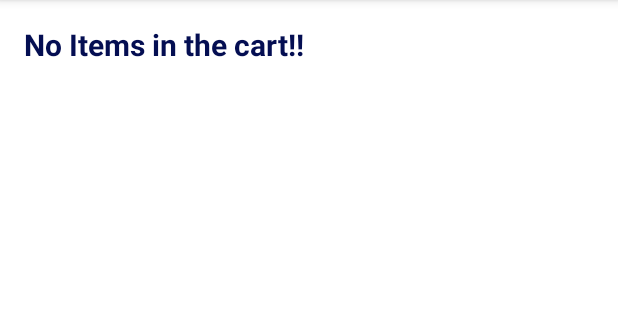
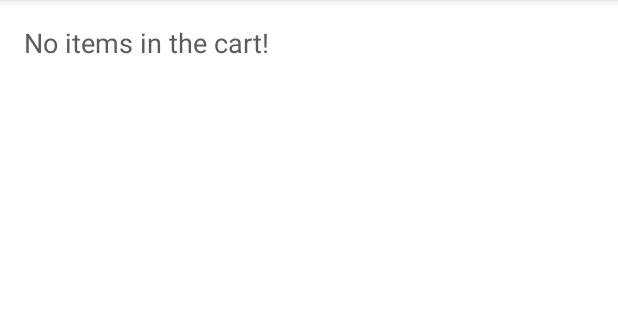
Before and after one commit to Vexole/ecommerce-site, an Android app: the UserCart screen opened directly, with no data from a screen before it, on a phone screen of 412 x 824 dp, the part 84-404 px from its top. Run offline under Robolectric (Android 15) with nearby library versions, the phone set to English and light mode, and no system bars; our stand-ins replace Firebase (no records; nobody signed in at launch, a user with empty details on screens opened directly).

Commit message:
finish design adjusts on screens

```diff
--- a/app/src/main/java/com/group1/Payment.kt
+++ b/app/src/main/java/com/group1/Payment.kt
@@ -10,6 +10,8 @@ import android.widget.Button
 import android.widget.TextView
 import android.widget.Toast
 import androidx.appcompat.app.AlertDialog
+import com.google.firebase.FirebaseApp
+import com.google.firebase.auth.FirebaseAuth
 import com.google.firebase.database.DataSnapshot
 import com.group1.model.Cart
 import com.group1.payment.ApiClient
@@ -46,7 +48,7 @@ class Payment : AppCompatActivity() {
                 cartList = it
                 cart = cartList.children.lastOrNull()?.getValue(Cart::class.java) !!
                 val tvYouPay = findViewById<TextView>(R.id.tvYouPay)
-                tvYouPay.text = "Your Payment Total is $${cart.total}"
+                tvYouPay.text = "Payment Total: $${cart.total}"
                 startCheckout(cart.total)
             }.addOnFailureListener{
                 Toast.makeText(applicationContext, "Failed Fetching Cart", Toast.LENGTH_LONG).show()
--- a/app/src/main/res/layout/activity_login.xml
+++ b/app/src/main/res/layout/activity_login.xml
@@ -4,7 +4,7 @@
     xmlns:tools="http://schemas.android.com/tools"
     android:layout_width="match_parent"
     android:layout_height="match_parent"
-    android:background="@drawable/bg_abstract4"
+    android:background="@drawable/bg_abstract"
     tools:context=".Login">
 
     <ImageView
--- a/app/src/main/res/layout/activity_product_detail.xml
+++ b/app/src/main/res/layout/activity_product_detail.xml
@@ -4,7 +4,7 @@
     xmlns:tools="http://schemas.android.com/tools"
     android:layout_width="match_parent"
     android:layout_height="match_parent"
-    android:background="@drawable/gray_02"
+    android:background="@color/gray_02"
     android:padding="16dp"
     tools:context=".ProductDetail">
 
--- a/app/src/main/res/layout/activity_user_cart.xml
+++ b/app/src/main/res/layout/activity_user_cart.xml
@@ -30,7 +30,7 @@
                     android:layout_marginStart="16dp"
                     android:layout_marginTop="16dp"
                     android:text="@string/your_cart"
-                android:textColor="@color/secondary_text_color"
+                    android:textColor="@color/purple_light"
                     android:textSize="20sp"
                     android:textStyle="bold"
                     app:layout_constraintStart_toStartOf="parent"
@@ -104,7 +104,9 @@
                     android:id="@+id/rView"
                     android:layout_width="match_parent"
                     android:layout_height="wrap_content"
-                android:layout_marginTop="16dp"
+                    android:layout_marginStart="12dp"
+                    android:layout_marginTop="18dp"
+                    android:layout_marginEnd="12dp"
                     app:layout_constraintEnd_toStartOf="@+id/guideline17"
                     app:layout_constraintStart_toStartOf="@+id/guideline16"
                     app:layout_constraintTop_toBottomOf="@+id/tvProductName" />
@@ -116,6 +118,9 @@
                 android:layout_marginTop="32dp"
                 android:layout_marginEnd="16dp"
                 android:text="Total"
+                android:textColor="@color/black_03"
+                android:textSize="18sp"
+                android:padding="4dp"
                 app:layout_constraintEnd_toStartOf="@+id/tvTotalAmount"
                 app:layout_constraintTop_toBottomOf="@+id/rView" />
 
@@ -124,6 +129,11 @@
                 android:layout_width="wrap_content"
                 android:layout_height="wrap_content"
                 android:text="$100.00"
+                android:textSize="18sp"
+                android:textColor="@color/purple_light"
+                android:background="@color/gray_02"
+                android:padding="4dp"
+                android:textStyle="bold"
                 app:layout_constraintEnd_toStartOf="@+id/guideline17"
                 app:layout_constraintTop_toTopOf="@+id/tvTotalAmountLabel" />
 
@@ -133,6 +143,9 @@
                     android:layout_height="wrap_content"
                     android:layout_marginTop="16dp"
                     android:text="Checkout"
+                    app:backgroundTint="@color/purple_light"
+                    app:icon="@drawable/ic_checkout"
+                    app:iconSize="16dp"
                     app:layout_constraintEnd_toStartOf="@+id/guideline17"
                     app:layout_constraintStart_toStartOf="@+id/guideline16"
                     app:layout_constraintTop_toBottomOf="@+id/tvTotalAmountLabel" />
@@ -148,10 +161,9 @@
                 android:layout_height="wrap_content"
                 android:layout_marginStart="16dp"
                 android:layout_marginTop="16dp"
-                android:text="No Items in the cart!!"
-                android:textColor="@color/secondary_text_color"
-                android:textSize="20sp"
-                android:textStyle="bold"
+                android:text="No items in the cart!"
+                android:textColor="@color/black_03"
+                android:textSize="18sp"
                 app:layout_constraintStart_toStartOf="parent"
                 app:layout_constraintTop_toTopOf="parent" />
 
--- a/app/src/main/res/values/strings.xml
+++ b/app/src/main/res/values/strings.xml
@@ -39,6 +39,8 @@
     <string name="shop_now">Shop Now</string>
     <string name="products">Products</string>
     <string name="pay">Pay</string>
+    <string name="payment_title">Payment</string>
+    <string name="sign_out">Sign Out</string>
     <string name="your_cart">Your Cart</string>
     <string-array name="countries">
         <item>Afghanistan</item>
```
Also changed, not shown: app/src/main/java/com/group1/ProductList.kt (+19 -0 lines), app/src/main/res/layout/activity_checkout_form.xml (+11 -12 lines), app/src/main/res/layout/activity_payment.xml (+15 -1 lines), app/src/main/res/layout/activity_product_list.xml (+9 -10 lines), app/src/main/res/layout/activity_splash_screen.xml (+12 -11 lines), app/src/main/res/drawable/bg_abstract.png (renamed from app/src/main/res/drawable/bg_abstract4.png), app/src/main/res/drawable/bg_abstract2.jpg (deleted), app/src/main/res/drawable/bg_abstract3.png (deleted), app/src/main/res/drawable/cart.png (deleted), app/src/main/res/drawable/ic_checkout.png (added), app/src/main/res/drawable/ic_full_cart.png (added). Lines whose indentation alone changed are shown as unchanged.
